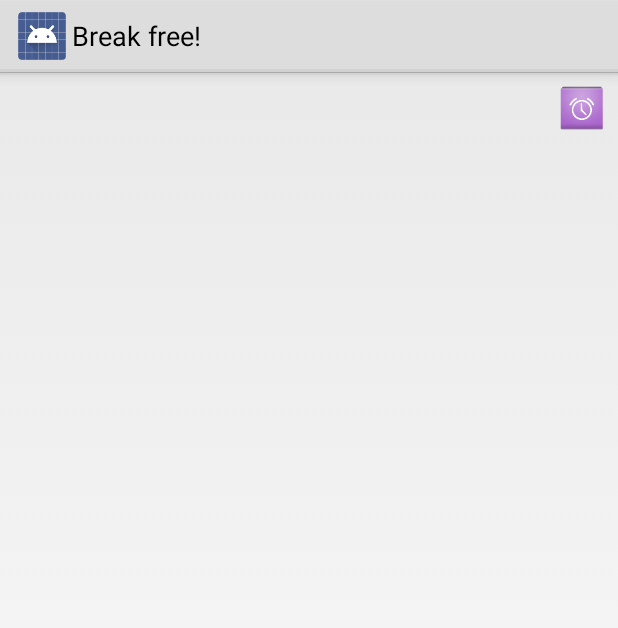
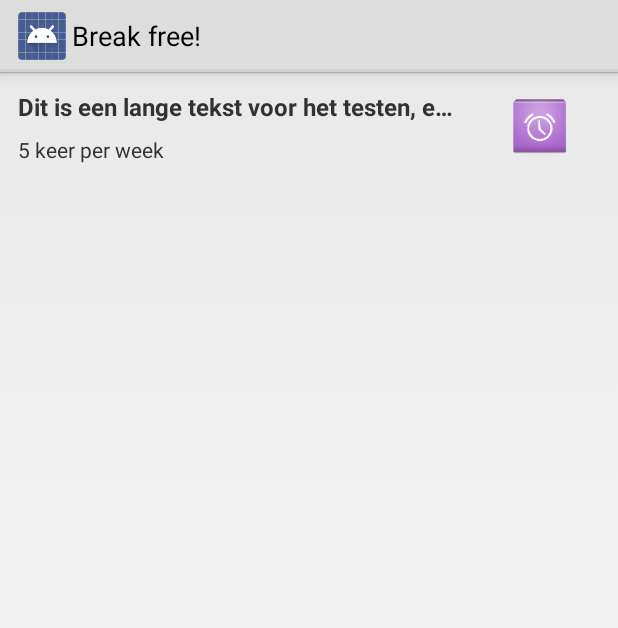
Before and after one commit to martentamerius/TrainJezelf, an Android app: the layout listview_reminder_row.xml on its own in the app's theme, with its tools: preview values and no code run, on a phone screen of 412 x 824 dp. Shown: the top 628 px of the screen. Run offline under Robolectric (Android 15) with nearby library versions, the phone set to English and light mode, and no system bars.

Commit message:
improve list view layout

```diff
--- a/android/app/src/main/java/com/example/ronald/trainjezelf/ReminderListFragment.java
+++ b/android/app/src/main/java/com/example/ronald/trainjezelf/ReminderListFragment.java
@@ -1,7 +1,7 @@
 package com.example.ronald.trainjezelf;
 
+import android.os.Bundle;
 import android.support.v4.app.ListFragment;
-import android.os.Bundle;
 import android.view.ContextMenu;
 import android.view.MenuInflater;
 import android.view.MenuItem;
--- a/android/app/src/main/res/layout/listview_reminder_row.xml
+++ b/android/app/src/main/res/layout/listview_reminder_row.xml
@@ -1,38 +1,46 @@
 <?xml version="1.0" encoding="utf-8"?>
-<LinearLayout
+<RelativeLayout
     xmlns:android="http://schemas.android.com/apk/res/android"
     android:orientation="horizontal"
     android:layout_width="fill_parent"
-    android:layout_height="48dp"
+    android:layout_height="72dp"
     android:padding="0dp">
 
     <TextView android:id="@+id/message"
-              android:layout_width="wrap_content"
+              android:text="Dit is een lange tekst voor het testen, en hopelijk lang genoeg"
+              android:layout_width="fill_parent"
               android:layout_height="wrap_content"
               android:layout_margin="4dp"
-              android:layout_gravity="center_vertical"
+              android:layout_gravity="top"
               android:textStyle="bold"
-              android:textSize="16sp" />
-
-    <View android:layout_width="0dp"
-          android:layout_height="0dp"
-          android:layout_weight="1" />
+              android:textSize="16sp"
+              android:maxLines="1"
+              android:ellipsize="end"
+              android:paddingTop="8dp"
+              android:paddingLeft="8dp"
+              android:layout_toLeftOf="@+id/icon" />
 
     <TextView android:id="@+id/frequency"
-              android:layout_width="wrap_content"
-              android:layout_height="wrap_content"
+              android:text="5 keer per week"
+              android:layout_width="fill_parent"
+              android:layout_height="fill_parent"
               android:layout_margin="4dp"
-              android:layout_gravity="center_vertical"
-              android:textSize="12sp" />
+              android:layout_gravity="bottom"
+              android:textSize="14sp"
+              android:paddingLeft="8dp"
+              android:layout_below="@+id/message"
+              android:layout_toLeftOf="@+id/icon" />
 
     <ImageView android:id="@+id/icon"
-               android:layout_width="32dp"
-               android:layout_height="32dp"
-               android:layout_marginLeft="8dp"
-               android:layout_marginTop="8dp"
-               android:layout_marginRight="8dp"
-               android:layout_marginBottom="8dp"
+               android:layout_width="72dp"
+               android:layout_height="match_parent"
+               android:layout_marginLeft="16dp"
+               android:layout_marginTop="16dp"
+               android:layout_marginRight="16dp"
+               android:layout_marginBottom="16dp"
+               android:layout_gravity="center_vertical"
+               android:layout_alignParentRight="true"
                android:src="@drawable/ic_launcher"
                android:contentDescription="@string/background_photo" />
 
-</LinearLayout>
+</RelativeLayout>
--- a/android/app/src/main/res/layout/onepane.xml
+++ b/android/app/src/main/res/layout/onepane.xml
@@ -17,10 +17,6 @@
 <!-- BEGIN_INCLUDE(all) -->
 <LinearLayout xmlns:android="http://schemas.android.com/apk/res/android"
     android:orientation="vertical"
-    android:paddingLeft="@dimen/activity_horizontal_margin"
-    android:paddingRight="@dimen/activity_horizontal_margin"
-    android:paddingTop="@dimen/activity_vertical_margin"
-    android:paddingBottom="@dimen/activity_vertical_margin"
     android:layout_width="match_parent"
     android:layout_height="match_parent">
 
--- a/android/app/src/main/res/layout/onepane_with_bar.xml
+++ b/android/app/src/main/res/layout/onepane_with_bar.xml
@@ -19,10 +19,6 @@
         xmlns:tools="http://schemas.android.com/tools"
         android:layout_width="match_parent"
         android:layout_height="match_parent"
-        android:paddingLeft="@dimen/activity_horizontal_margin"
-        android:paddingRight="@dimen/activity_horizontal_margin"
-        android:paddingTop="@dimen/activity_vertical_margin"
-        android:paddingBottom="@dimen/activity_vertical_margin"
         tools:context=".MainActivity">
 
     <fragment android:id="@+id/headlines"
```
